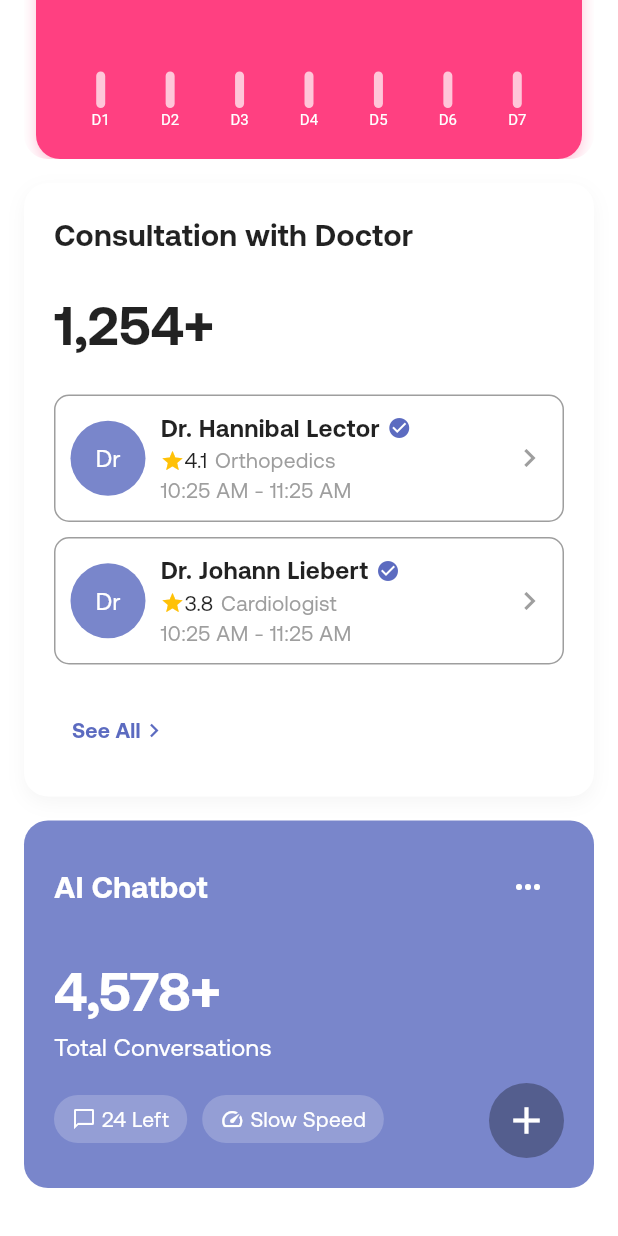
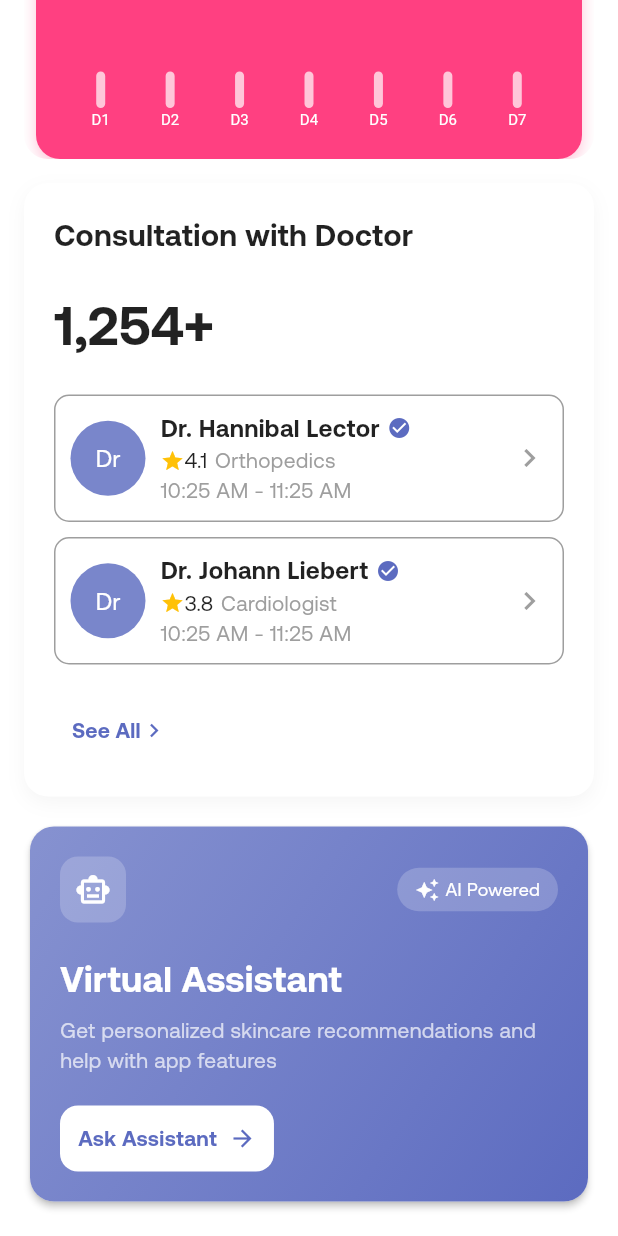
Before and after one commit to Arrizky0911/Telehealth, a Flutter app: the HomeScreen screen opened directly, scrolled down 383 dp, on a phone screen of 412 x 824 dp. Run offline on Flutter 3.47's test engine with Material 3 defaults, Android fonts, the phone set to English and light mode, and no system bars; our stand-ins replace cloud_firestore, firebase_auth, firebase_core, firebase_storage, google_sign_in, signature; accounts and stored records are empty.

Commit message:
changes chatbot to va, and create it's page

```diff
--- a/lib/src/features/main/home/home.dart
+++ b/lib/src/features/main/home/home.dart
@@ -1,8 +1,8 @@
 import 'package:flutter/material.dart';
-import 'package:myapp/src/features/main/widgets/chatbot_card.dart';
 import 'package:myapp/src/features/main/widgets/consultation_card.dart';
 import 'package:myapp/src/features/main/widgets/health_cards.dart';
 import 'package:myapp/src/features/main/widgets/skin_check_card.dart';
+import 'package:myapp/src/features/main/widgets/virtual_assistant_card.dart';
 
 class HomeScreen extends StatelessWidget {
   const HomeScreen({super.key});
@@ -38,7 +38,7 @@ class HomeScreen extends StatelessWidget {
               const SizedBox(height: 16),
               const VirtualConsultationsCard(),
               const SizedBox(height: 16),
-              const AIChatbotCard(),
+              const VirtualAssistantCard(),
               const SizedBox(height: 16),
             ],
           ),
--- a/lib/src/features/main/widgets/chatbot_card.dart
+++ /dev/null
@@ -1,139 +0,0 @@
-import 'package:flutter/material.dart';
-
-class AIChatbotCard extends StatelessWidget {
-  const AIChatbotCard({super.key});
-
-  @override
-  Widget build(BuildContext context) {
-    return Container(
-      decoration: BoxDecoration(
-        color: const Color(0xFF7986CB),
-        borderRadius: BorderRadius.circular(16),
-      ),
-      child: Stack(
-        children: [
-          Padding(
-            padding: const EdgeInsets.all(20),
-            child: Column(
-              crossAxisAlignment: CrossAxisAlignment.start,
-              children: [
-                Row(
-                  mainAxisAlignment: MainAxisAlignment.spaceBetween,
-                  children: [
-                    const Text(
-                      'AI Chatbot',
-                      style: TextStyle(
-                        fontSize: 20,
-                        fontWeight: FontWeight.bold,
-                        color: Colors.white,
-                      ),
-                    ),
-                    IconButton(
-                      icon: const Icon(Icons.more_horiz, color: Colors.white),
-                      onPressed: () {},
-                    ),
-                  ],
-                ),
-                const SizedBox(height: 20),
-                const Text(
-                  '4,578+',
-                  style: TextStyle(
-                    fontSize: 36,
-                    fontWeight: FontWeight.bold,
-                    color: Colors.white,
-                  ),
-                ),
-                const Text(
-                  'Total Conversations',
-                  style: TextStyle(
-                    fontSize: 16,
-                    color: Colors.white,
-                  ),
-                ),
-                const SizedBox(height: 20),
-                Row(
-                  children: [
-                    Container(
-                      padding: const EdgeInsets.symmetric(
-                        horizontal: 12,
-                        vertical: 6,
-                      ),
-                      decoration: BoxDecoration(
-                        color: Colors.white.withOpacity(0.2),
-                        borderRadius: BorderRadius.circular(20),
-                      ),
-                      child: const Row(
-                        children: [
-                          Icon(
-                            Icons.chat_bubble_outline,
-                            color: Colors.white,
-                            size: 16,
-                          ),
-                          SizedBox(width: 4),
-                          Text(
-                            '24 Left',
-                            style: TextStyle(
-                              color: Colors.white,
-                              fontSize: 14,
-                            ),
-                          ),
-                        ],
-                      ),
-                    ),
-                    const SizedBox(width: 10),
-                    Container(
-                      padding: const EdgeInsets.symmetric(
-                        horizontal: 12,
-                        vertical: 6,
-                      ),
-                      decoration: BoxDecoration(
-                        color: Colors.white.withOpacity(0.2),
-                        borderRadius: BorderRadius.circular(20),
-                      ),
-                      child: const Row(
-                        children: [
-                          Icon(
-                            Icons.speed,
-                            color: Colors.white,
-                            size: 16,
-                          ),
-                          SizedBox(width: 4),
-                          Text(
-                            'Slow Speed',
-                            style: TextStyle(
-                              color: Colors.white,
-                              fontSize: 14,
-                            ),
-                          ),
-                        ],
-                      ),
-                    ),
-                  ],
-                ),
-                const SizedBox(height: 10,)
-
-              ],
-            ),
-          ),
-          Positioned(
-            right: 20,
-            bottom: 20,
-            child: Container(
-              width: 50,
-              height: 50,
-              decoration: BoxDecoration(
-                color: Colors.black.withOpacity(0.3),
-                borderRadius: BorderRadius.circular(25),
-              ),
-              child: const Icon(
-                Icons.add,
-                color: Colors.white,
-                size: 30,
-              ),
-            ),
-          ),
-        ],
-      ),
-    );
-  }
-}
--- /dev/null
+++ b/lib/src/features/main/widgets/virtual_assistant_card.dart
@@ -0,0 +1,129 @@
+import 'package:flutter/material.dart';
+import 'package:myapp/src/features/main/virtual_assistant/virtual_assistant_screen.dart';
+
+class VirtualAssistantCard extends StatelessWidget {
+  const VirtualAssistantCard({super.key});
+
+  @override
+  Widget build(BuildContext context) {
+    return Card(
+      elevation: 2,
+      shape: RoundedRectangleBorder(borderRadius: BorderRadius.circular(16)),
+      child: InkWell(
+        onTap: () {
+          Navigator.push(
+            context,
+            MaterialPageRoute(builder: (context) => const VirtualAssistantScreen()),
+          );
+        },
+        borderRadius: BorderRadius.circular(16),
+        child: Container(
+          padding: const EdgeInsets.all(20),
+          decoration: BoxDecoration(
+            gradient: LinearGradient(
+              begin: Alignment.topLeft,
+              end: Alignment.bottomRight,
+              colors: [
+                const Color(0xFF7986CB).withOpacity(0.9),
+                const Color(0xFF5C6BC0),
+              ],
+            ),
+            borderRadius: BorderRadius.circular(16),
+          ),
+          child: Column(
+            crossAxisAlignment: CrossAxisAlignment.start,
+            children: [
+              Row(
+                mainAxisAlignment: MainAxisAlignment.spaceBetween,
+                children: [
+                  Container(
+                    padding: const EdgeInsets.all(10),
+                    decoration: BoxDecoration(
+                      color: Colors.white.withOpacity(0.2),
+                      borderRadius: BorderRadius.circular(12),
+                    ),
+                    child: const Icon(
+                      Icons.smart_toy_outlined,
+                      color: Colors.white,
+                      size: 24,
+                    ),
+                  ),
+                  Container(
+                    padding: const EdgeInsets.symmetric(
+                      horizontal: 12,
+                      vertical: 6,
+                    ),
+                    decoration: BoxDecoration(
+                      color: Colors.white.withOpacity(0.2),
+                      borderRadius: BorderRadius.circular(20),
+                    ),
+                    child: const Row(
+                      children: [
+                        Icon(
+                          Icons.auto_awesome,
+                          color: Colors.white,
+                          size: 16,
+                        ),
+                        SizedBox(width: 4),
+                        Text(
+                          'AI Powered',
+                          style: TextStyle(
+                            color: Colors.white,
+                            fontSize: 12,
+                          ),
+                        ),
+                      ],
+                    ),
+                  ),
+                ],
+              ),
+              const SizedBox(height: 20),
+              const Text(
+                'Virtual Assistant',
+                style: TextStyle(
+                  fontSize: 24,
+                  fontWeight: FontWeight.bold,
+                  color: Colors.white,
+                ),
+              ),
+              const SizedBox(height: 8),
+              const Text(
+                'Get personalized skincare recommendations and help with app features',
+                style: TextStyle(
+                  fontSize: 14,
+                  color: Colors.white70,
+                ),
+              ),
+              const SizedBox(height: 20),
+              Container(
+                padding: const EdgeInsets.all(12),
+                decoration: BoxDecoration(
+                  color: Colors.white,
+                  borderRadius: BorderRadius.circular(12),
+                ),
+                child: const Row(
+                  mainAxisSize: MainAxisSize.min,
+                  children: [
+                    Text(
+                      'Ask Assistant',
+                      style: TextStyle(
+                        color: Color(0xFF5C6BC0),
+                        fontWeight: FontWeight.w600,
+                      ),
+                    ),
+                    SizedBox(width: 8),
+                    Icon(
+                      Icons.arrow_forward,
+                      color: Color(0xFF5C6BC0),
+                      size: 18,
+                    ),
+                  ],
+                ),
+              ),
+            ],
+          ),
+        ),
+      ),
+    );
+  }
+}
```
Also changed, not shown: lib/src/features/main/virtual_assistant/virtual_assistant_screen.dart (added, +183 -0 lines).
